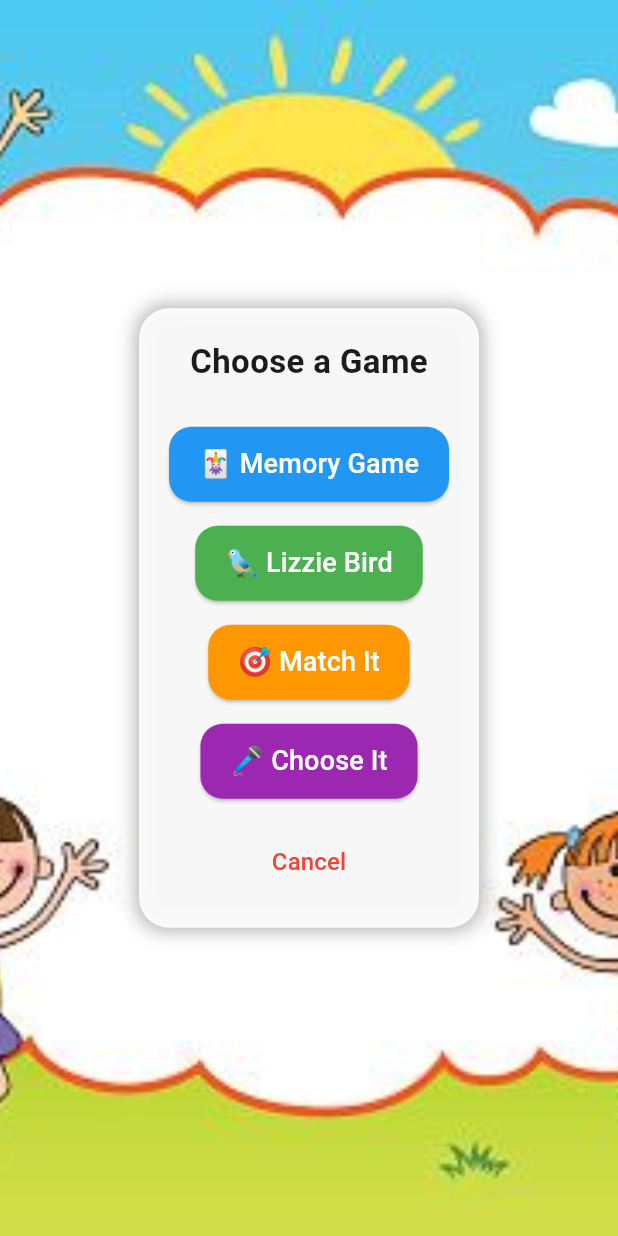
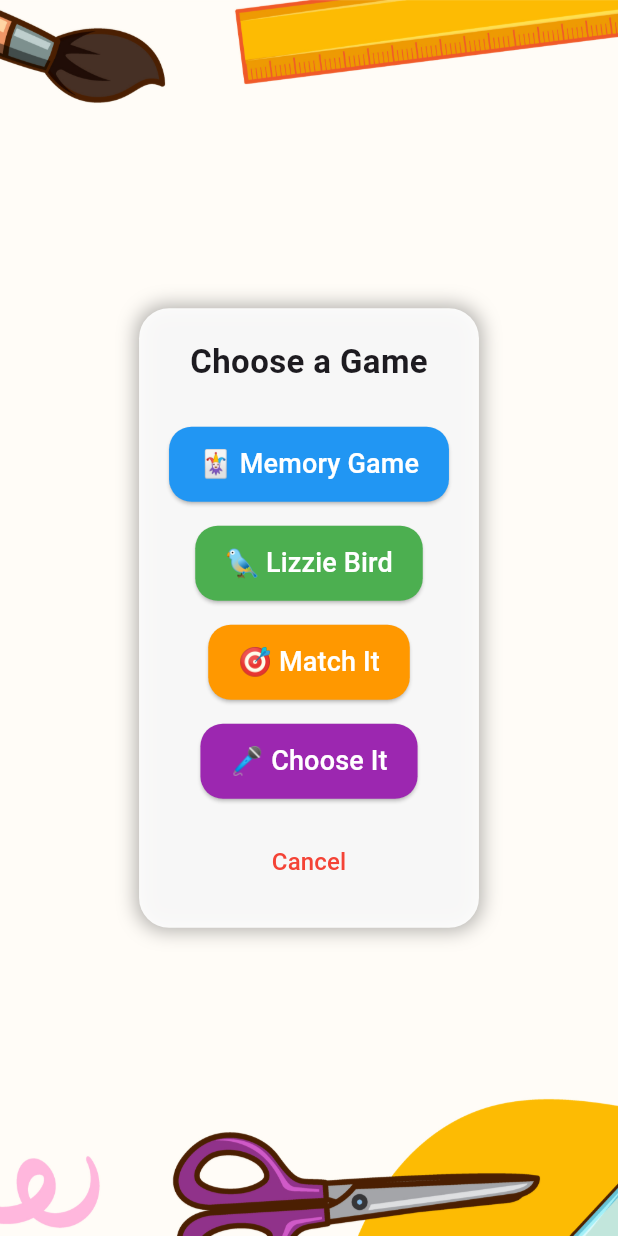
Before and after one commit to ManasaMadiraju/Decimals, a Flutter app: the screen it shows after launch, after a tap on "Play", on a phone screen of 412 x 824 dp. Run offline on Flutter 3.47's test engine with Material 3 defaults, Android fonts, the light colour scheme and no system bars; our stand-ins replace audioplayers, flutter_tts.

Commit message:
changed background; fix back button

```diff
--- a/lib/learnpage2.dart
+++ b/lib/learnpage2.dart
@@ -1,3 +1,4 @@
+import 'package:decimals/learnpage.dart';
 import 'package:flutter/material.dart';
 import 'screens/reading_decimals_screen.dart';
 import 'dart:convert';
@@ -69,7 +70,10 @@
           // Previous button - Goes back to the LearnPage
            IconButton(
             onPressed: () {
-              Navigator.popUntil(context, (route) => route.isFirst);
+              Navigator.pop(
+                context,
+                MaterialPageRoute(builder: (context) => LearnPage()),
+                );
             },
             icon: const Icon(Icons.home),
           ),
--- a/lib/main.dart
+++ b/lib/main.dart
@@ -1,5 +1,7 @@
+import 'package:decimals/screens/memorygameapp.dart';
 import 'package:flutter/material.dart';
 import 'learnpage.dart';
+import 'package:decimals/screens/birdgame.dart';
 import 'GameSelectionDialog.dart';
 import 'package:decimals/screens/treasurehunt.dart';
 
@@ -77,7 +79,7 @@
                             shadows: [
                               Shadow(
                                 blurRadius: 4,
-                                color: Colors.black.withOpacity(0.4),
+                                color: const Color.fromARGB(118, 0, 0, 0).withValues(),
                                 offset: const Offset(2, 2),
                               ),
                             ],
```
Also changed, not shown: lib/screens/reading_decimals_screen.dart (+7 -1 lines), assets/play.jpg, 3 other files.
